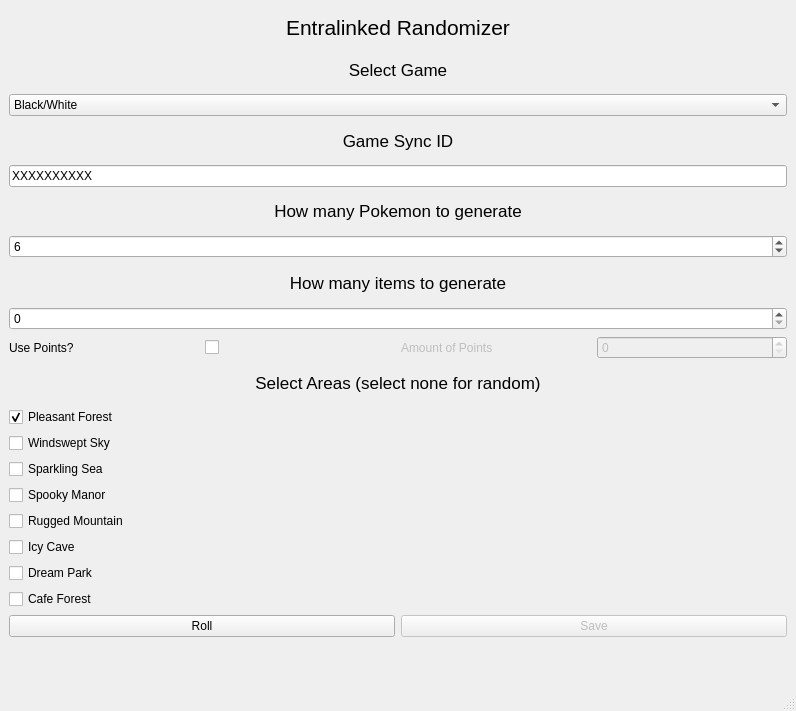
Paxnar/EntralinkedRandomizer, file menu.ui: the form before one commit.
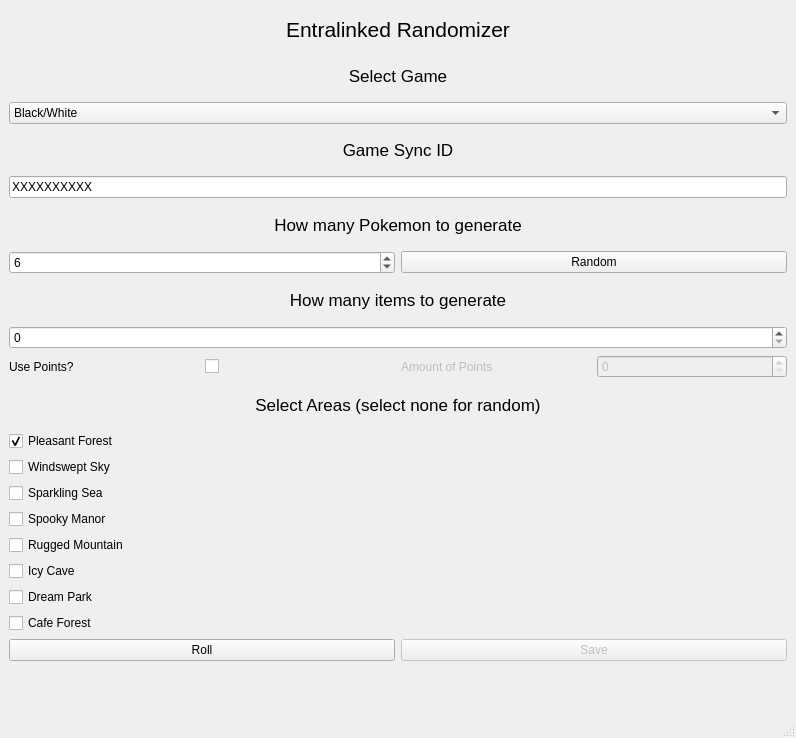
The form after the commit. Icons and pictures are not drawn.

The edit to the form file:
```diff
--- a/menu.ui
+++ b/menu.ui
@@ -7,7 +7,7 @@
     <x>0</x>
     <y>0</y>
     <width>796</width>
-    <height>711</height>
+    <height>738</height>
    </rect>
   </property>
   <property name="windowTitle">
@@ -97,6 +97,8 @@
      </widget>
     </item>
     <item>
+     <layout class="QHBoxLayout" name="horizontalLayout_2">
+      <item>
      <widget class="QSpinBox" name="spinBox">
       <property name="maximum">
        <number>10</number>
@@ -105,6 +107,15 @@
        <number>6</number>
       </property>
      </widget>
+      </item>
+      <item>
+       <widget class="QPushButton" name="pushButton_3">
+        <property name="text">
+         <string>Random</string>
+        </property>
+       </widget>
+      </item>
+     </layout>
     </item>
     <item>
      <widget class="QLabel" name="label_4">
```
Left out of the diff: 6 changed lines with no effect on the pictures. Lines whose indentation alone changed are shown as unchanged.
